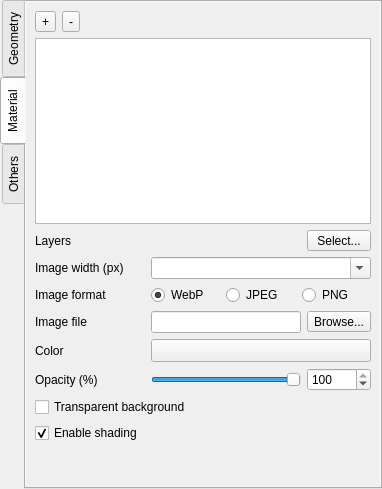
The window that gui/ui/demproperties.ui (minorua/Qgis2threejs) describes before a commit, drawn with Qt 5.
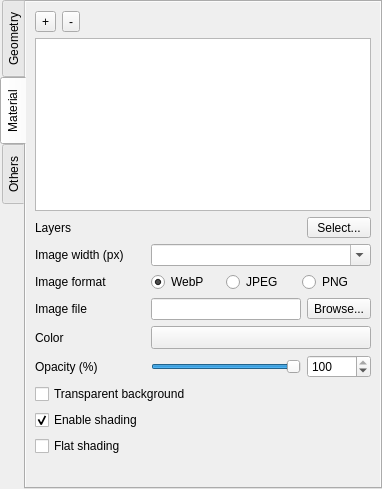
The same window after the commit. The open tabs and pages were chosen to show the change. Custom widgets are drawn as their Qt base class.

Commit message: add Flat shading option to DEM layer

```diff
--- a/gui/ui/demproperties.ui
+++ b/gui/ui/demproperties.ui
@@ -639,6 +639,13 @@
                </item>
               </layout>
              </item>
+             <item row="11" column="0" colspan="3">
+              <widget class="QCheckBox" name="checkBox_FlatShading">
+               <property name="text">
+                <string>Flat shading</string>
+               </property>
+              </widget>
+             </item>
             </layout>
            </item>
            <item>
```
Left out of the diff: 163 changed lines with no effect on the pictures. The commit also changes 5 other files.
